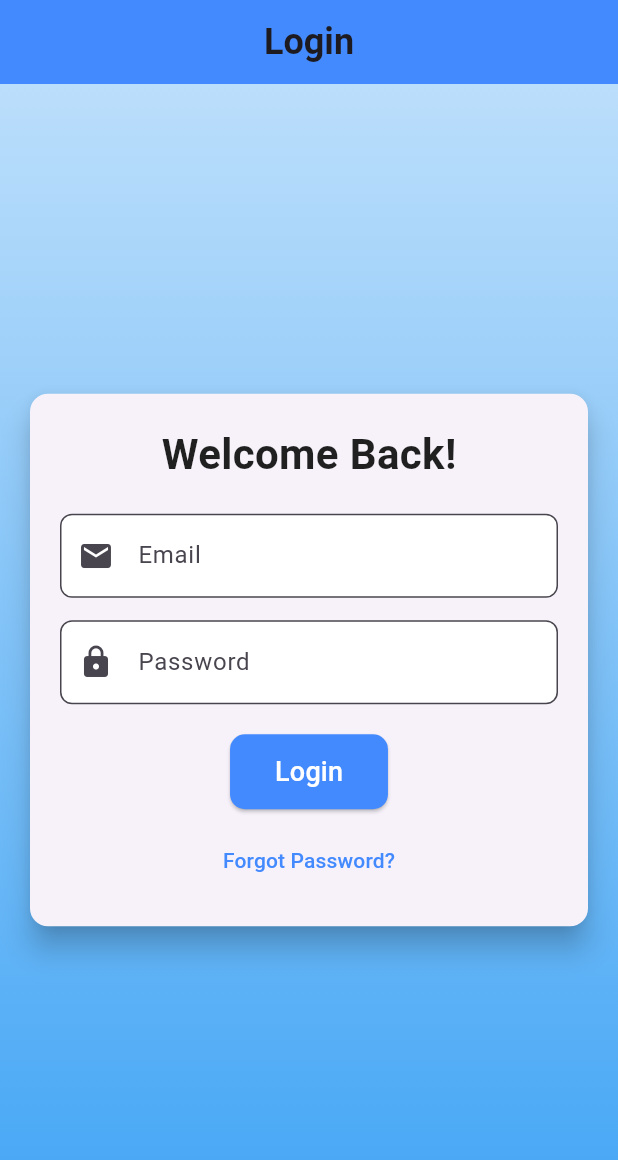
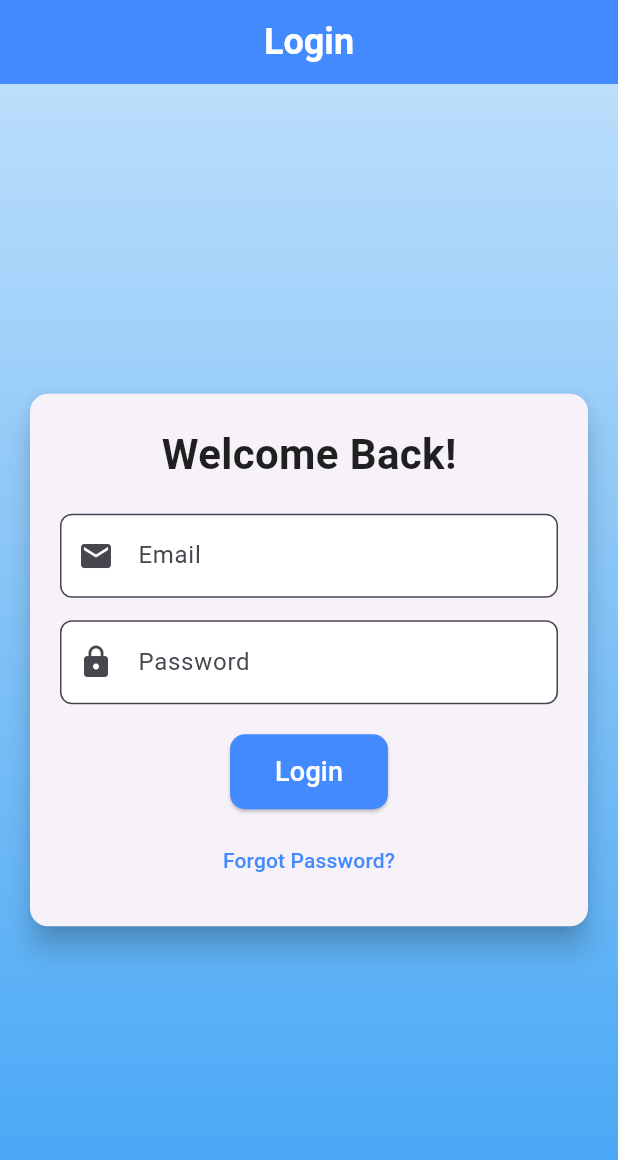
Before and after one commit to ATOROYO/food_delivery_app, a Flutter app: the screen it shows after launch, on a phone screen of 412 x 824 dp. Shown: the top 1160 px of the screen. Run offline on Flutter 3.47's test engine with Material 3 defaults, Android fonts, the phone set to English and light mode, and no system bars; our stand-ins replace cloud_firestore, firebase_auth, firebase_core, logger; accounts and stored records are empty.

Commit message:
Styled the main.dart

```diff
--- a/lib/main.dart
+++ b/lib/main.dart
@@ -4,11 +4,17 @@ import 'package:firebase_core/firebase_core.dart';
 import 'providers/theme_provider.dart';
 import 'providers/cart_provider.dart';
 import 'screens/login_screen.dart';
+import 'screens/home_screen.dart';
+import 'screens/cart_screen.dart';
+import 'screens/order_history_screen.dart';
 
 void main() async {
-  // runApp(const MyApp());
   WidgetsFlutterBinding.ensureInitialized();
-  await Firebase.initializeApp();
+  try {
+    await Firebase.initializeApp();
+  } catch (e) {
+    debugPrint('Firebase initialization failed: $e');
+  }
   runApp(const MyApp());
 }
 
@@ -25,10 +31,28 @@ class MyApp extends StatelessWidget {
       child: Consumer<ThemeProvider>(
         builder: (context, themeProvider, _) {
           return MaterialApp(
+            debugShowCheckedModeBanner: false, // Disable debug banner
             themeMode: themeProvider.themeMode,
-            theme: ThemeData.light(),
-            darkTheme: ThemeData.dark(),
-            home: const LoginScreen(),
+            theme: ThemeData(
+              primarySwatch: Colors.blue,
+              scaffoldBackgroundColor: Colors.white,
+              appBarTheme: const AppBarTheme(
+                backgroundColor: Colors.blueAccent,
+                foregroundColor: Colors.white,
+              ),
+            ),
+            darkTheme: ThemeData(
+              brightness: Brightness.dark,
+              primarySwatch: Colors.blueGrey,
+              scaffoldBackgroundColor: Colors.black,
+            ),
+            initialRoute: '/login', // Initial route
+            routes: {
+              '/login': (context) => LoginScreen(),
+              '/home': (context) => HomeScreen(),
+              '/cart': (context) => CartScreen(),
+              '/orders': (context) => OrderHistoryScreen(),
+            },
           );
         },
       ),
```
